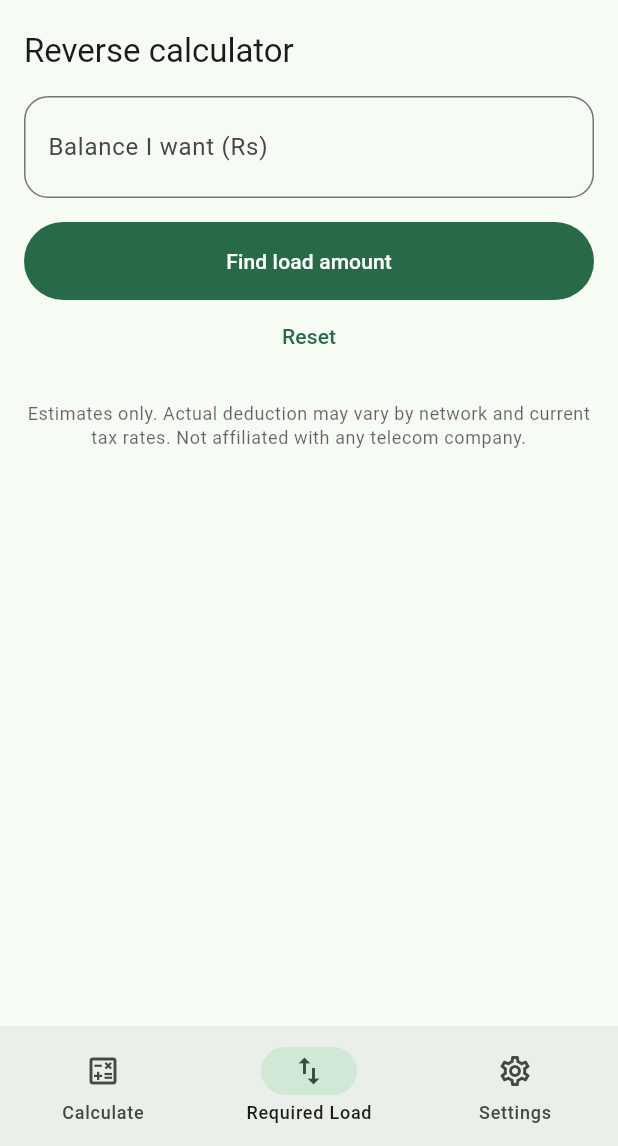
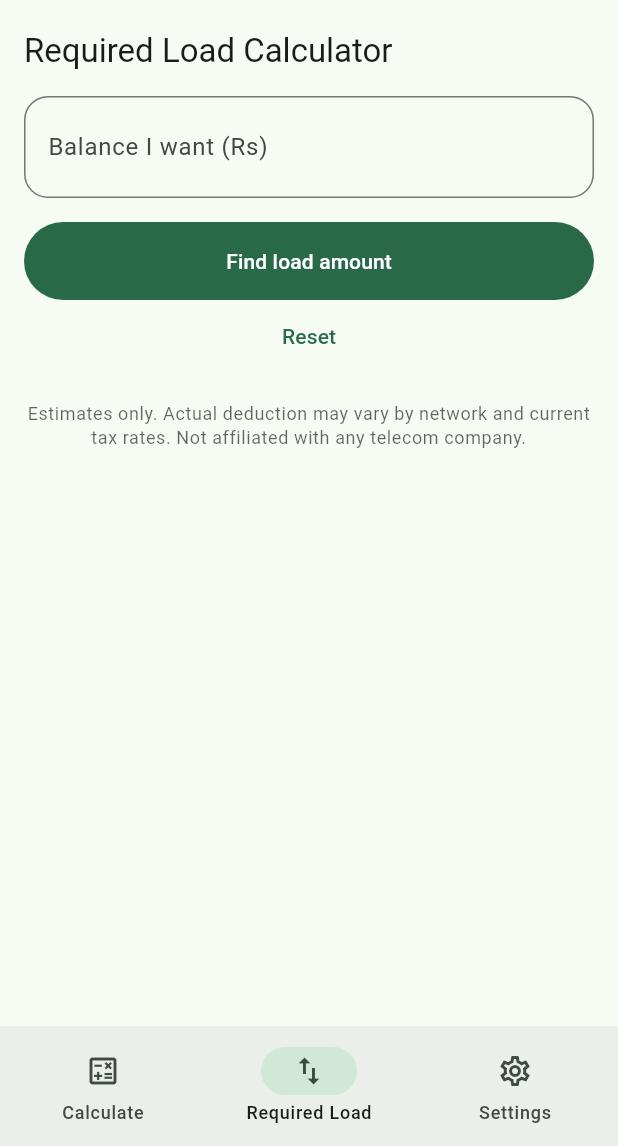
Before and after one commit to alishahbhai2-beep/Load-tax-pk, a Flutter app: the screen it shows after launch, item 2 of the bottom bar chosen, on a phone screen of 412 x 824 dp, the part 90-1236 px from its top. Run offline on Flutter 3.47's test engine with Material 3 defaults, Android fonts, the phone set to English and light mode, and no system bars; our stand-ins replace shared_preferences.

Commit message:
Add files via upload

```diff
--- a/lib/l10n.dart
+++ b/lib/l10n.dart
@@ -11,7 +11,8 @@ const _en = {
   'tabCalc': 'Calculate',
   'tabReverse': 'Required Load',
   'tabSettings': 'Settings',
-  'reverseTitle': 'Reverse calculator',
+  'reverseTitle': 'Required Load Calculator',
+  'reverseHeading': 'Required Load Calculator',
   'headerSub': 'Calculate your mobile balance',
   'about': 'About',
   'wantBalance': 'Balance I want (Rs)',
@@ -39,7 +40,8 @@ const _ur = {
   'tabCalc': 'حساب',
   'tabReverse': 'درکار لوڈ',
   'tabSettings': 'سیٹنگز',
-  'reverseTitle': 'اُلٹا حساب',
+  'reverseTitle': 'درکار لوڈ کیلکولیٹر',
+  'reverseHeading': 'درکار لوڈ کیلکولیٹر',
   'headerSub': 'اپنا موبائل بیلنس معلوم کریں',
   'about': 'ایپ کے بارے میں',
   'wantBalance': 'مطلوبہ بیلنس (روپے)',
--- a/lib/main.dart
+++ b/lib/main.dart
@@ -365,7 +365,7 @@ class _ReversePageState extends State<ReversePage> {
   Widget build(BuildContext context) {
     final u = widget.state.urdu;
     return ListView(padding: const EdgeInsets.all(16), children: [
-      Text(tr(u, 'reverseTitle'), style: Theme.of(context).textTheme.titleLarge),
+      Text(tr(u, 'reverseHeading'), style: Theme.of(context).textTheme.titleLarge),
       const SizedBox(height: 16),
       TextField(
         controller: _c,
```
